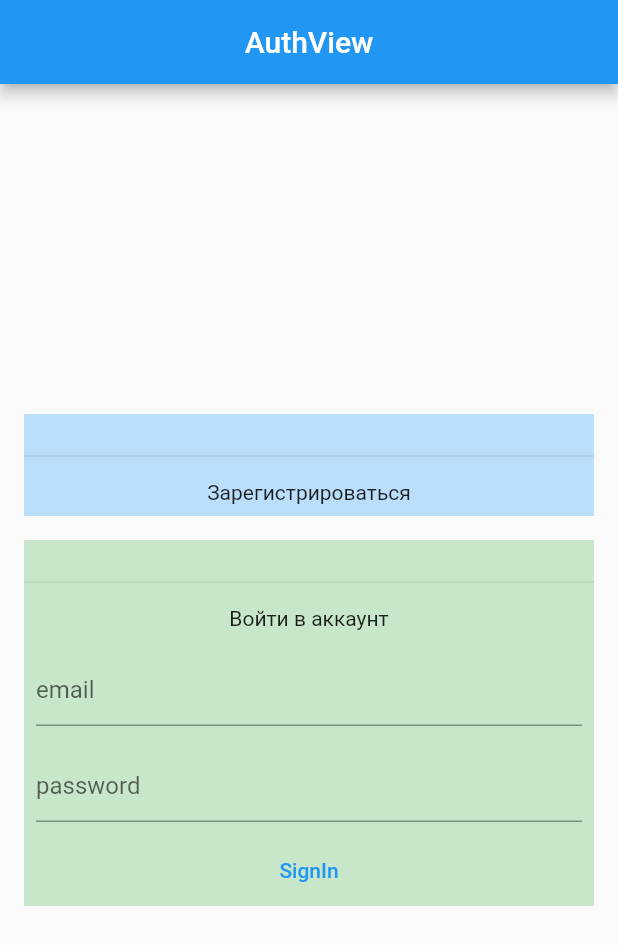
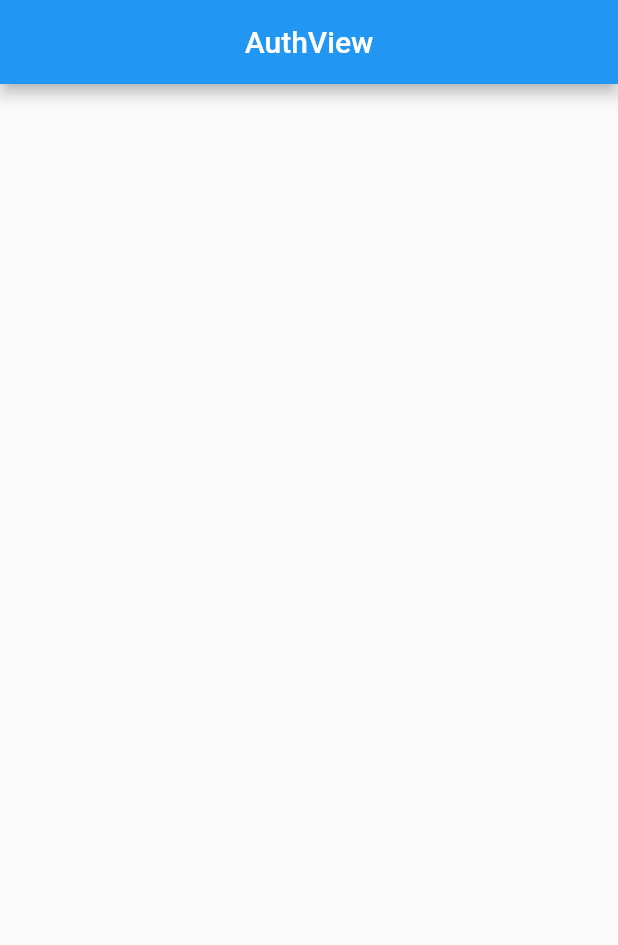
Before and after one commit to VladislavYU/sample_project_flutter, a Flutter app: the screen it shows after launch, on a phone screen of 412 x 824 dp. Shown: the top 945 px of the screen. Run offline on Flutter 3.47's test engine with Material 2 defaults, Android fonts, the phone set to English and light mode, and no system bars; our stand-ins replace dartx, dio, equatable, flutter_dotenv, flutter_secure_storage, get and 5 more; missing offline and left inert: artemis, gql, gql_dio_link.

```diff
--- a/lib/app/modules/auth/views/auth_view.dart
+++ b/lib/app/modules/auth/views/auth_view.dart
@@ -9,99 +9,10 @@ class AuthView extends GetView<AuthController> {
   @override
   Widget build(BuildContext context) {
     return Scaffold(
-      appBar: AppBar(
-        title: Text('AuthView'),
-        centerTitle: true,
-      ),
-      body: Center(
-        child: SingleChildScrollView(
-          child: Padding(
-              padding: const EdgeInsets.all(8.0),
-              child: Obx(
-                () => Column(
-                  children: [
-                    _sign(
-                        Colors.blue[100],
-                        "SignUp",
-                        () => controller.reg(),
-                        "Зарегистрироваться",
-                        controller.signIn.value,
-                        () => controller.switchSign()),
-                    _sign(
-                        Colors.green[100],
-                        "SignIn",
-                        () => controller.login(),
-                        "Войти в аккаунт",
-                        !controller.signIn.value,
-                        () => controller.switchSign())
-                  ],
-                ),
-              )),
+        appBar: AppBar(
+          title: Text('AuthView'),
+          centerTitle: true,
         ),
-      ),
-    );
-  }
-
-  Widget _sign(color, buttontext, myFunc, title, isSignin, showSign) {
-    return Padding(
-      padding: const EdgeInsets.all(8.0),
-      child: Container(
-        color: color,
-        child: Column(
-          children: [
-            InkWell(
-                onTap: !isSignin ? showSign : () {},
-                child: Column(
-                  children: [
-                    SizedBox(
-                      height: 20,
-                    ),
-                    Divider(),
-                    Padding(
-                      padding: const EdgeInsets.all(8.0),
-                      child: Text(title),
-                    ),
-                  ],
-                )),
-            Visibility(
-              visible: isSignin,
-              child: Column(
-                children: [
-                  Padding(
-                    padding: const EdgeInsets.all(8.0),
-                    child: Container(
-                      child: TextField(
-                        keyboardType: TextInputType.emailAddress,
-                        decoration: InputDecoration(hintText: "email"),
-                        onChanged: (value) => controller.email.value = value,
-                      ),
-                    ),
-                  ),
-                  Padding(
-                    padding: const EdgeInsets.all(8.0),
-                    child: Container(
-                      child: TextField(
-                        decoration: InputDecoration(hintText: "password"),
-                        obscureText: true,
-                        onChanged: (value) => controller.password.value = value,
-                      ),
-                    ),
-                  ),
-                  Container(
-                    child: TextButton(
-                      child: Text(buttontext),
-                      onPressed: () {
-                        myFunc();
-                        FocusManager.instance.primaryFocus?.unfocus();
-                      },
-                    ),
-                  )
-                ],
-              ),
-            )
-          ],
-        ),
-      ),
-    );
+        body: Container());
   }
 }
```
Also changed, not shown: lib/app/modules/auth/controllers/auth_controller.dart (+0 -58 lines), 16 other files.
